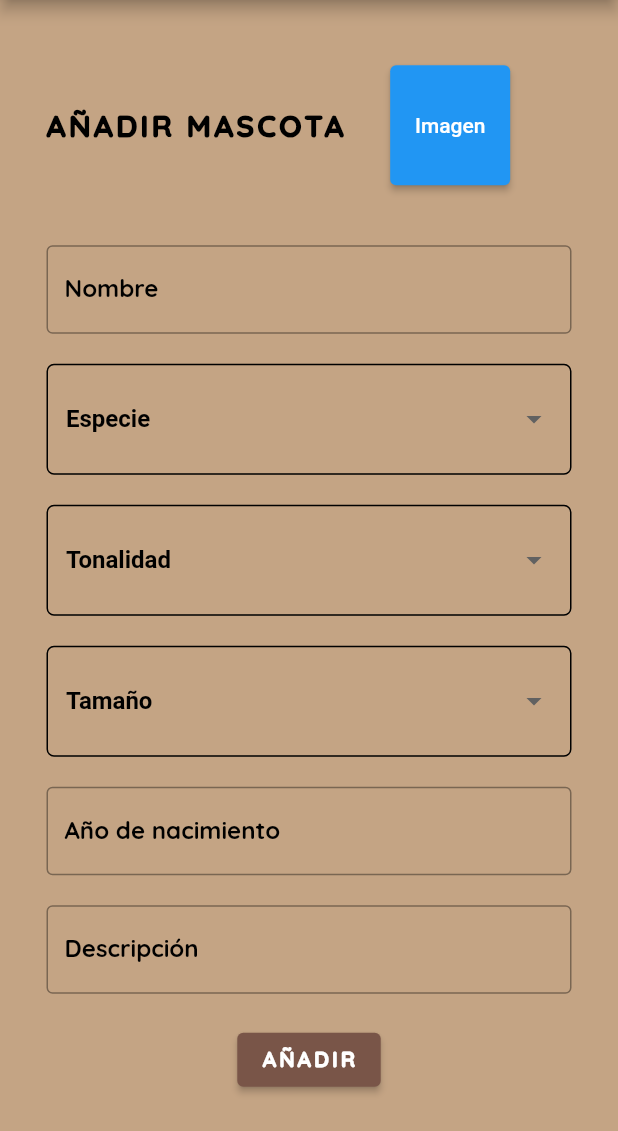
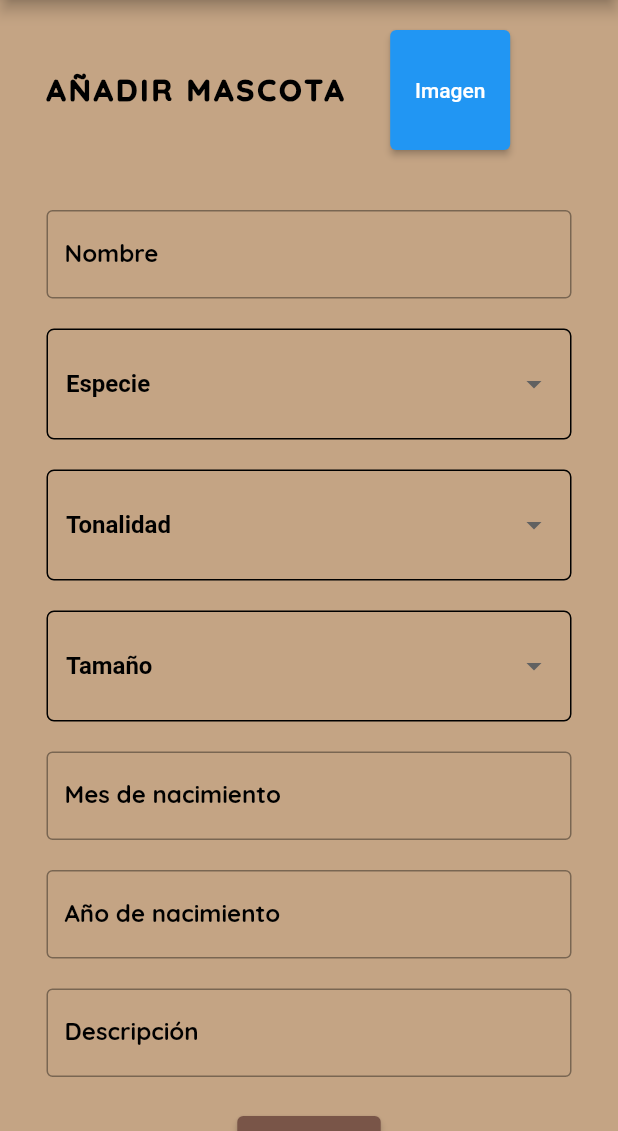
Before and after one commit to rubenvare/PetMate_Frontend, a Flutter app: the AddPet screen opened directly, on a phone screen of 412 x 824 dp, the part 105-1236 px from its top. Run offline on Flutter 3.47's test engine with Material 2 defaults, Android fonts, the phone set to English and light mode, and no system bars; our stand-ins replace flutter_swiper, google_fonts, image_picker; missing offline and left inert: dart:ffi.

Commit message:
Pantalla finalizada a falta de comprobar que vaya (no se me conecta el movil)

```diff
--- a/lib/pantalla_add_pet.dart
+++ b/lib/pantalla_add_pet.dart
@@ -23,11 +23,14 @@ class AddPetState extends State<AddPet> {
   String? dropdownValue2;
   bool dropdownError3 = false;
   String? dropdownValue3;
+
+
   late String name;
   late String breed;
   late int tone;
   late int size;
-  late String age;
+  late String selectedMonth, selectedYear;
+  late String birth;
   late String description;
   late XFile _imageFile;
 
@@ -328,6 +331,37 @@ class AddPetState extends State<AddPet> {
                                 focusedBorder: const OutlineInputBorder(
                                     borderSide:
                                     BorderSide(color: Colors.brown)),
+                                labelText: "Mes de nacimiento",
+                                labelStyle: GoogleFonts.quicksand(
+                                    fontSize: 16,
+                                    fontWeight: FontWeight.w700,
+                                    color: NumberError
+                                        ? Colors.red
+                                        : Colors.black),
+                              ),
+                              cursorColor: Colors.brown,
+                              keyboardType: TextInputType.number,
+                              validator: (value) {
+                                final int? yearOfMonth = int.tryParse(value ?? '');
+                                if (yearOfMonth == null) {
+                                  return 'Este campo es requerido';
+                                }
+                                if (yearOfMonth > 1 || yearOfMonth < 12) {
+                                  return 'Por favor, ingresa un año válido';
+                                }
+                                selectedMonth = value!;
+                                return null;
+                              },
+                            ),
+                            const SizedBox(height: 20),
+                            TextFormField(
+                              decoration: InputDecoration(
+                                border: const OutlineInputBorder(
+                                    borderSide:
+                                    BorderSide(color: Colors.brown)),
+                                focusedBorder: const OutlineInputBorder(
+                                    borderSide:
+                                    BorderSide(color: Colors.brown)),
                                 labelText: "Año de nacimiento",
                                 labelStyle: GoogleFonts.quicksand(
                                     fontSize: 16,
@@ -346,8 +380,7 @@ class AddPetState extends State<AddPet> {
                                 if (yearOfBirth < 1900 || yearOfBirth > DateTime.now().year) {
                                   return 'Por favor, ingresa un año válido';
                                 }
-                                //age = yearOfBirth;
-                                age = '03-2017';
+                                selectedYear = value!;
                                 return null;
                               },
                             ),
@@ -393,12 +426,13 @@ class AddPetState extends State<AddPet> {
                             ElevatedButton(
                               onPressed: () async {
                                 if (formkey.currentState?.validate() ?? false ) {
+                                  birth = "${selectedMonth}-${selectedYear}";
                                   var data = {
                                     'user_id': 11,
-                                     //UserSession().userId, a modificar cuando se cree usuario
+                                    //UserSession().userId, a modificar cuando se cree usuario
                                     'name': name,
                                     'species': breed,
-                                    'birth': age,
+                                    'birth': birth,
                                     'color': tone,
                                     'size': size,
                                     'description': description
```
